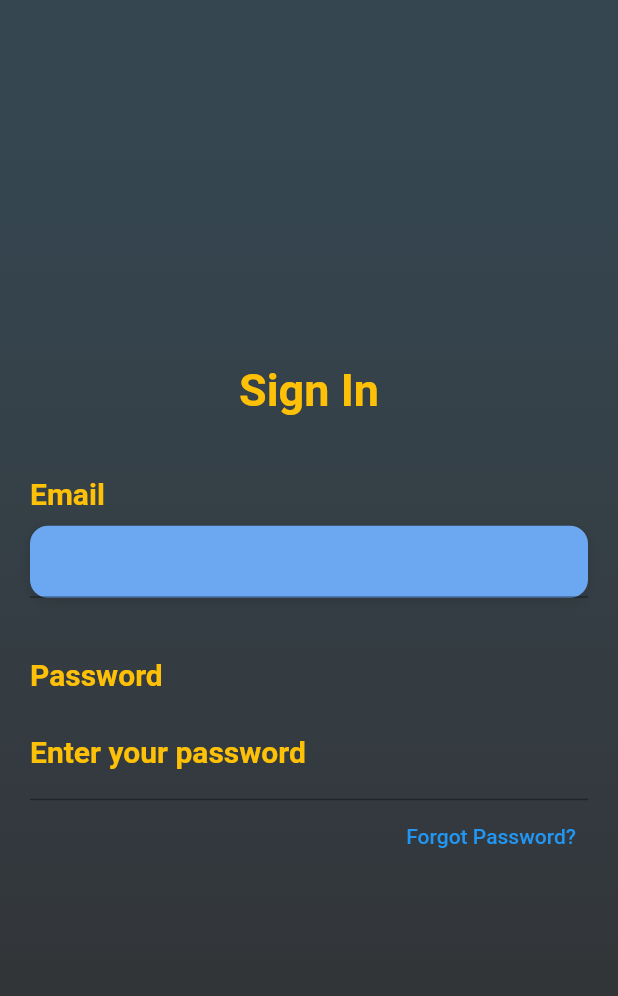
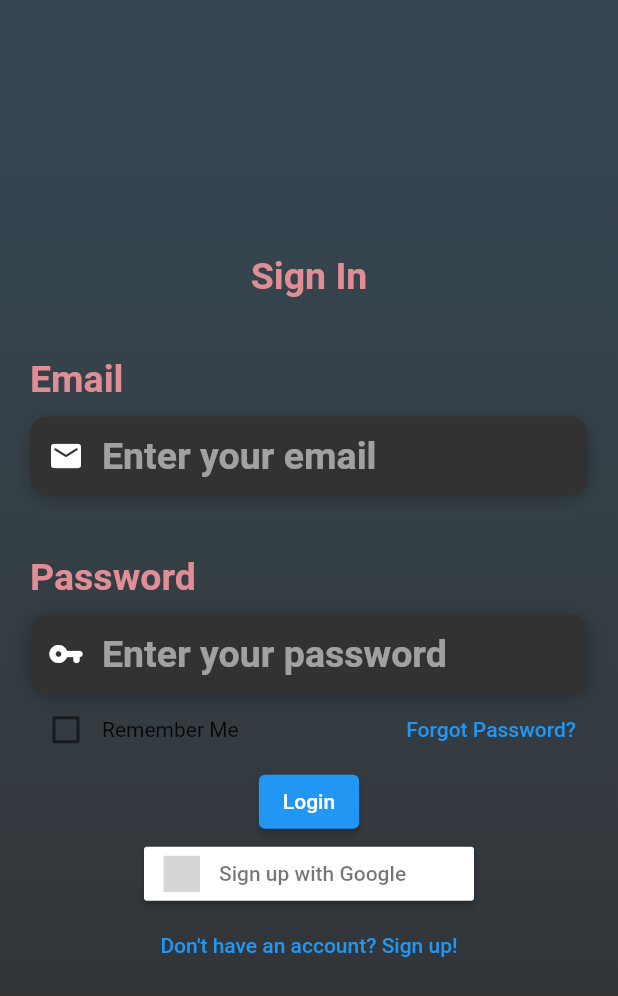
Before and after one commit to Derek-Girardi/Derek-s-Blog, a Flutter app: the screen it shows after launch, on a phone screen of 412 x 824 dp. Shown: the top 996 px of the screen. Run offline on Flutter 3.47's test engine with Material 2 defaults, Android fonts, the phone set to English and light mode, and no system bars; our stand-ins replace flutter_signin_button, google_fonts; Roboto replaces fonts that are missing (OpenSans); grey boxes are pictures that could not be loaded.

Commit message:
Basic login screen
Still need some styling but looking good so far! Need to hook it up to the back end still which I might do next.

```diff
--- a/lib/UI/HomeScreen.dart
+++ b/lib/UI/HomeScreen.dart
@@ -1,4 +1,7 @@
 import 'package:flutter/material.dart';
+import 'package:flutter/services.dart';
+import 'package:flutter_signin_button/flutter_signin_button.dart';
+import 'package:derek_blog/utils/constants.dart';
 
 class HomeScreen extends StatefulWidget {
   @override
@@ -6,12 +9,15 @@ class HomeScreen extends StatefulWidget {
 }
 
 class _HomeScreenState extends State<HomeScreen> {
+  bool _rememberMe = false;
+
   @override
   Widget build(BuildContext context) {
     return Scaffold(
         body: Stack(
       children: <Widget>[
         Container(
+          //Background color gradient
           height: MediaQuery.of(context).size.height,
           width: MediaQuery.of(context).size.width,
           decoration: BoxDecoration(
@@ -40,29 +46,21 @@ class _HomeScreenState extends State<HomeScreen> {
               children: <Widget>[
                 Text(
                   'Sign In',
-                  style: TextStyle(
-                    color: Colors.amber,
-                    fontFamily: 'OpenSans',
-                    fontSize: 30.0,
-                    fontWeight: FontWeight.bold,
-                  ),
+                  style: textFieldStyle,
                 ),
                 SizedBox(height: 40.0),
                 _emailField(),
                 SizedBox(height: 40.0),
                 _passwordField(),
-                _forgotPasswordBtn(),
-                //  _rememberMe(),
-                //  _loginBtn(),
-                //  _signInTextSeparator(),
-                // _otherLoginBtns(),
-                // _signupBtn(),
-                //other fucntions
+                _rememberAndForgotRowBtns(),
+                _loginBtn(),
+                _otherLoginBtns(),
+                //SizedBox(height: 100.0),
+                _signupBtn(),
               ],
             ))
       ],
     ));
-  }
   }
 
   Widget _emailField() {
@@ -71,33 +69,26 @@ Widget _emailField() {
       children: <Widget>[
         Text(
           'Email',
-        style: TextStyle(
-          color: Colors.amber,
-          fontFamily: 'OpenSans',
-          fontSize: 20.0,
-          fontWeight: FontWeight.bold,
-        ),
+          style: textFieldStyle,
         ),
         SizedBox(height: 10.0),
         Container(
-          decoration: BoxDecoration(
-              color: Color(0xFF6CA8F1),
-              borderRadius: BorderRadius.circular(12),
-              boxShadow: [
-                BoxShadow(
-                    color: Colors.black12,
-                    blurRadius: 6.0,
-                    offset: Offset(0, 2))
-              ]),
+            decoration: boxDecorationStyle,
             alignment: Alignment.centerLeft,
             child: TextField(
               keyboardType: TextInputType.emailAddress,
-            style: TextStyle(
-              color: Colors.amber,
+              style: textFieldStyle,
+              decoration: InputDecoration(
+                  border: InputBorder.none,
+                  prefixIcon: Icon(
+                    Icons.email_rounded,
+                    color: Colors.white,
+                  ),
+                  hintText: 'Enter your email',
+                  hintStyle: TextStyle(
+                    color: Colors.white54,
                     fontFamily: 'OpenSans',
-              fontSize: 20.0,
-              fontWeight: FontWeight.bold,
-            ),
+                  )),
             ))
       ],
     );
@@ -109,27 +100,25 @@ Widget _passwordField() {
       children: <Widget>[
         Text(
           'Password',
-        style: TextStyle(
-          color: Colors.amber,
-          fontFamily: 'OpenSans',
-          fontSize: 20.0,
-          fontWeight: FontWeight.bold,
-        ),
+          style: textFieldStyle,
         ),
         SizedBox(height: 10.0),
         Container(
+            decoration: boxDecorationStyle,
             alignment: Alignment.centerLeft,
-          //decoration: BoxDecoration(
-
-          //  ),
             child: TextField(
+              obscureText: true,
+              style: textFieldStyle,
               decoration: InputDecoration(
-              labelText: 'Enter your password',
-              labelStyle: TextStyle(
-                color: Colors.amber,
+                border: InputBorder.none,
+                prefixIcon: Icon(
+                  Icons.vpn_key_rounded,
+                  color: Colors.white,
+                ),
+                hintText: 'Enter your password',
+                hintStyle: TextStyle(
+                  color: Colors.white54,
                   fontFamily: 'OpenSans',
-                fontSize: 20.0,
-                fontWeight: FontWeight.bold,
                 ),
               ),
             ))
@@ -137,20 +126,57 @@ Widget _passwordField() {
     );
   }
 
-Widget _forgotPasswordBtn() {
+  Widget _rememberAndForgotRowBtns() {
+    return Row(
+      mainAxisAlignment: MainAxisAlignment.spaceBetween,
+      children: <Widget>[
+        Container(
+            child: Row(children: <Widget>[
+          Checkbox(
+              value: _rememberMe,
+              onChanged: (value) {
+                setState(() {
+                  _rememberMe = value;
+                });
+              }),
+          Text('Remember Me')
+        ])),
+        Container(
+            child: TextButton(
+          onPressed: () => print('press me'),
+          child: Text('Forgot Password?'),
+        )),
+      ],
+    );
+  }
+
+  Widget _loginBtn() {
     return Container(
-    alignment: Alignment.centerRight,
+        child: ElevatedButton(
+            onPressed: () => print('login'),
+            //style:
+            child: Text('Login')));
+  }
+
+  Widget _otherLoginBtns() {
+    return Row(
+      mainAxisAlignment: MainAxisAlignment.center,
+      children: <Widget>[
+        SignInButton(
+          Buttons.Google,
+          text: "Sign up with Google",
+          onPressed: () {},
+        )
+      ],
+    );
+  }
+
+  Widget _signupBtn() {
+    return Container(
+        //alignment: Alignment(0.0, 3.0),
         child: TextButton(
-      onPressed: () =>
-       print('press me') ,
-      child: Text(
-        'Forgot Password?'
-      ),
+      onPressed: () => print('press me'),
+      child: Text('Don\'t have an account? Sign up!'),
     ));
   }
-
-Widget _rememberMe() {}
-Widget _loginBtn() {}
-Widget _signInTextSeparator() {}
-Widget _otherLoginBtns() {}
-Widget _signupBtn() {}
+}
--- /dev/null
+++ b/lib/utils/constants.dart
@@ -0,0 +1,16 @@
+import 'package:flutter/painting.dart';
+import 'package:flutter/material.dart';
+import 'package:google_fonts/google_fonts.dart';
+
+final textFieldStyle = GoogleFonts.josefinSlab(
+  color: Color(0xFFE18D96),
+  fontSize: 25.0,
+  fontWeight: FontWeight.bold,
+);
+
+final boxDecorationStyle = BoxDecoration(
+    color: Color(0xff323232),
+    borderRadius: BorderRadius.circular(12),
+    boxShadow: [
+      BoxShadow(color: Colors.black26, blurRadius: 10.0, offset: Offset(0, 2))
+    ]);
--- a/pubspec.yaml
+++ b/pubspec.yaml
@@ -30,7 +30,7 @@ dependencies:
   google_fonts:
   http:
   flutter_html:
-  flutter_auth_buttons:
+  flutter_signin_button: ^2.0.0-nullsafety.0
   url_launcher:
   logger:
 
```
Also changed, not shown: assets/logos/google_dark.png (added), assets/logos/google_light.png (added), pubspec.lock. Lines whose indentation alone changed are shown as unchanged.
